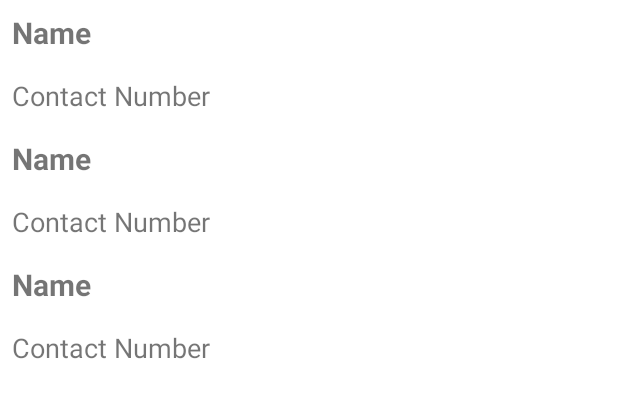
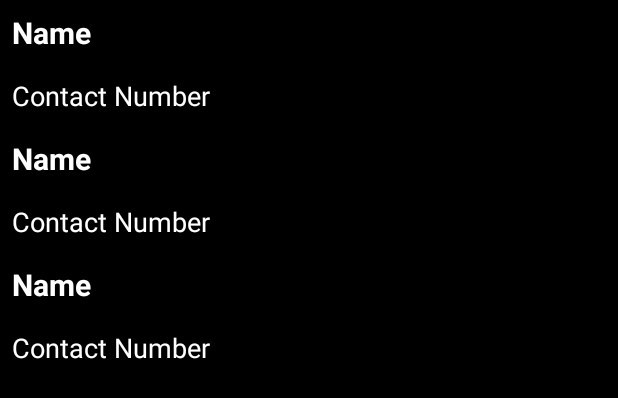
Before and after one commit to Ctrl-Monish/Contacts-List, an Android app: the layout activity_main.xml on its own in the app's theme, with its tools: preview values and no code run, on a phone screen of 412 x 824 dp. Shown: the top 398 px of the screen. Run offline under Robolectric (Android 15) with nearby library versions, the phone set to English and light mode, and no system bars.

Commit message:
Display and Search Contacts.

```diff
--- /dev/null
+++ b/app/src/main/res/drawable/ic_baseline_search_24.xml
@@ -0,0 +1,5 @@
+<vector android:height="24dp" android:tint="#FFFFFF"
+    android:viewportHeight="24" android:viewportWidth="24"
+    android:width="24dp" xmlns:android="http://schemas.android.com/apk/res/android">
+    <path android:fillColor="@android:color/white" android:pathData="M15.5,14h-0.79l-0.28,-0.27C15.41,12.59 16,11.11 16,9.5 16,5.91 13.09,3 9.5,3S3,5.91 3,9.5 5.91,16 9.5,16c1.61,0 3.09,-0.59 4.23,-1.57l0.27,0.28v0.79l5,4.99L20.49,19l-4.99,-5zM9.5,14C7.01,14 5,11.99 5,9.5S7.01,5 9.5,5 14,7.01 14,9.5 11.99,14 9.5,14z"/>
+</vector>
--- a/app/src/main/res/layout/activity_main.xml
+++ b/app/src/main/res/layout/activity_main.xml
@@ -1,6 +1,5 @@
 <?xml version="1.0" encoding="utf-8"?>
 <RelativeLayout xmlns:android="http://schemas.android.com/apk/res/android"
-    xmlns:app="http://schemas.android.com/apk/res-auto"
     xmlns:tools="http://schemas.android.com/tools"
     android:layout_width="match_parent"
     android:layout_height="match_parent"
@@ -10,6 +9,7 @@
         android:layout_width="match_parent"
         android:layout_height="match_parent"
         android:id="@+id/recycler_view"
-        tools:listitem="@layout/item_contact"/>
+        tools:listitem="@layout/item_contact"
+        android:background="@color/black"/>
 
 </RelativeLayout>
--- a/app/src/main/res/layout/item_contact.xml
+++ b/app/src/main/res/layout/item_contact.xml
@@ -9,14 +9,16 @@
         android:text="Name"
         android:textSize="20sp"
         android:textStyle="bold"
-        android:padding="8dp"/>
+        android:padding="8dp"
+        android:textColor="@color/white"/>
     <TextView
         android:layout_width="wrap_content"
         android:layout_height="wrap_content"
         android:id="@+id/contact_number"
         android:text="Contact Number"
         android:textSize="18sp"
-        android:padding="8dp"/>
+        android:padding="8dp"
+        android:textColor="@color/white"/>
 <!--    <view-->
 <!--        android:layout_width="match_parent"-->
 <!--        android:layout_height="3sp"/>-->
--- a/app/src/main/res/values-night/themes.xml
+++ b/app/src/main/res/values-night/themes.xml
@@ -1,9 +1,9 @@
 <resources xmlns:tools="http://schemas.android.com/tools">
     <!-- Base application theme. -->
-    <style name="Theme.Contacts" parent="Theme.MaterialComponents.DayNight.DarkActionBar">
+    <style name="Theme.Contacts" parent="Theme.AppCompat.DayNight.DarkActionBar">
         <!-- Primary brand color. -->
-        <item name="colorPrimary">@color/purple_200</item>
-        <item name="colorPrimaryVariant">@color/purple_700</item>
+        <item name="colorPrimary">@color/black</item>
+        <item name="colorPrimaryVariant">@color/black</item>
         <item name="colorOnPrimary">@color/black</item>
         <!-- Secondary brand color. -->
         <item name="colorSecondary">@color/teal_200</item>
--- a/app/src/main/res/values/themes.xml
+++ b/app/src/main/res/values/themes.xml
@@ -1,10 +1,10 @@
 <resources xmlns:tools="http://schemas.android.com/tools">
     <!-- Base application theme. -->
-    <style name="Theme.Contacts" parent="Theme.MaterialComponents.DayNight.DarkActionBar">
+    <style name="Theme.Contacts" parent="Theme.AppCompat.DayNight.DarkActionBar">
         <!-- Primary brand color. -->
-        <item name="colorPrimary">@color/purple_500</item>
-        <item name="colorPrimaryVariant">@color/purple_700</item>
-        <item name="colorOnPrimary">@color/white</item>
+        <item name="colorPrimary">@color/black</item>
+        <item name="colorPrimaryVariant">@color/black</item>
+        <item name="colorOnPrimary">@color/black</item>
         <!-- Secondary brand color. -->
         <item name="colorSecondary">@color/teal_200</item>
         <item name="colorSecondaryVariant">@color/teal_700</item>
```
Also changed, not shown: app/src/main/java/com/internship/contacts/ContactsAdapter.java (+43 -1 lines), app/src/main/java/com/internship/contacts/MainActivity.java (+24 -1 lines), app/src/main/res/layout/app_bar.xml (added, +10 -0 lines), app/src/main/res/menu/main_menu.xml (added, +12 -0 lines).
